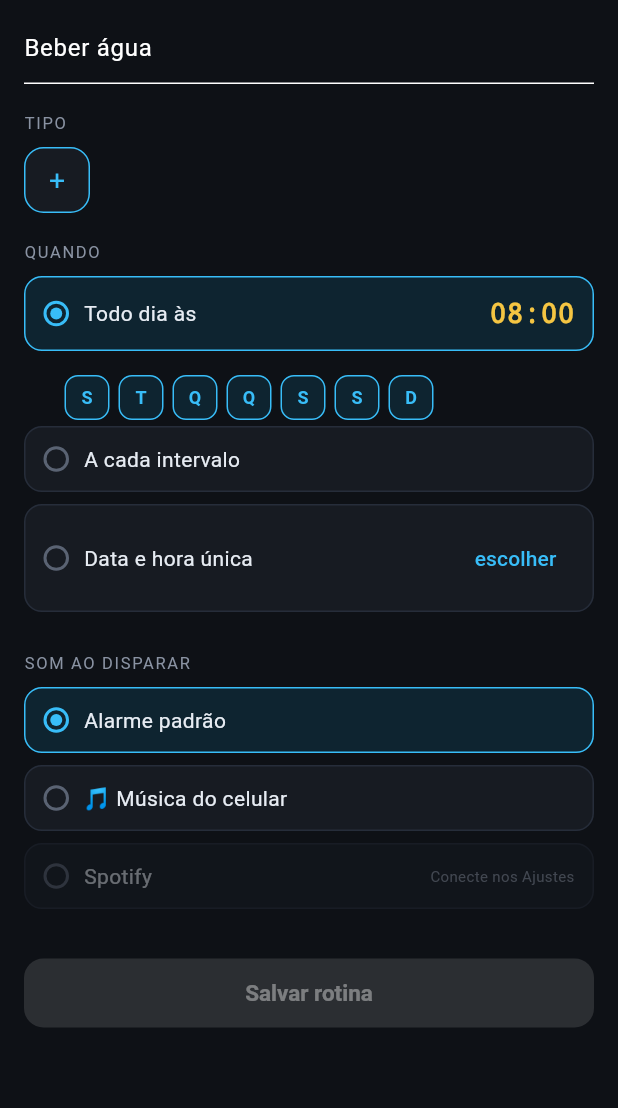
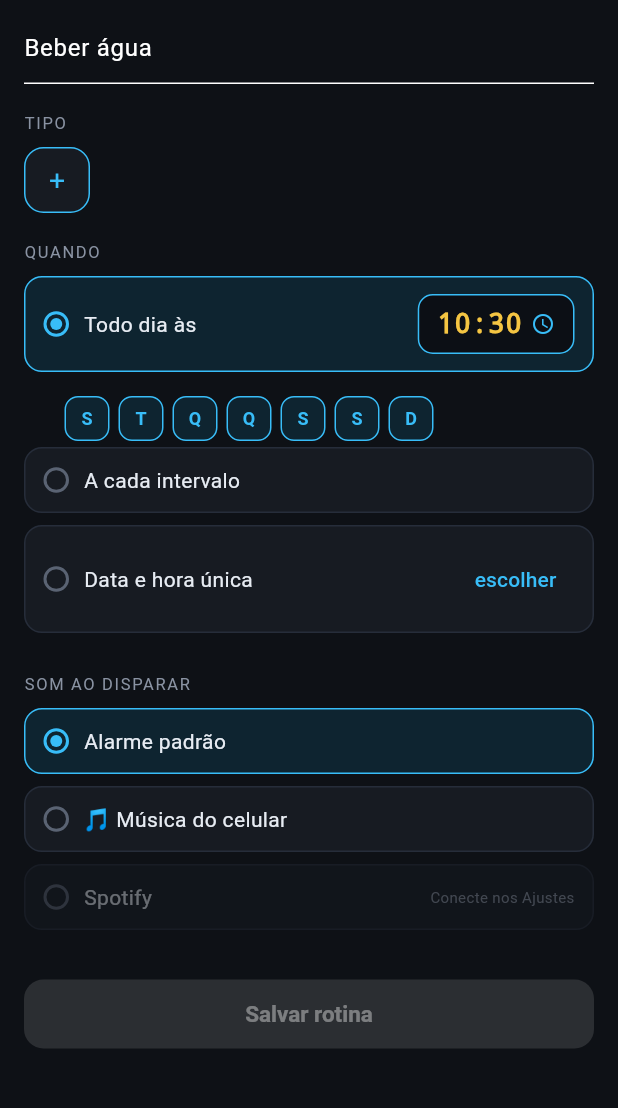
Before and after one commit to sayuno/Raccoon.Timer, a Flutter app: the RoutineEditorScreen screen opened directly, on a phone screen of 412 x 824 dp, the part 120-1228 px from its top. Run offline on Flutter 3.47's test engine with Material 3 defaults, Android fonts, the phone set to English and light mode, and no system bars; our stand-ins replace drift, file_picker, flutter_local_notifications, flutter_riverpod, flutter_timezone, just_audio and 1 more; accounts and stored records are empty; generated files the repository leaves out were written again.

Commit message:
fix(qa): resolve owner-reported bugs + wire real alarm firing
- interval countdown wrong (37h): stop leaking daily weekday mask into interval
  (editor saves mask for daily only; _nextInterval is pure now+step)
- restart countdown: same root fixed; rebase now visibly works
- no sound: bundle synthesized assets/sounds/alarm1.wav + wire scheduling
- Spotify: enable in editor when connected (spotifyConnectedProvider); playback
  still a documented stub (needs Spotify Developer app + App Remote SDK)
- daily time: defaults to now (not fixed 08:00) + clearly tappable time chip

QA follow-ups:
- BLOCKER: route notification tap/full-screen-intent -> FireScreen (plays the
  routine's chosen sound); handle cold-start launch payload via navigatorKey
- timezone: set device local zone (flutter_timezone); plain-daily self-repeats
  via matchDateTimeComponents even when app killed
- edits no longer reset createdAt; prune logs >30d on startup

flutter analyze: clean. arm64 release APK builds (21.4MB).

Co-Authored-By: Claude Opus 4.8 (1M context) <noreply@anthropic.com>

```diff
--- a/lib/app.dart
+++ b/lib/app.dart
@@ -2,6 +2,10 @@ import 'package:flutter/material.dart';
 
 import 'features/home/home_screen.dart';
 import 'theme/app_theme.dart';
+
+/// Global navigator so a fired notification can route to the FireScreen from
+/// outside the widget tree.
+final navigatorKey = GlobalKey<NavigatorState>();
 
 class RaccoonTimerApp extends StatelessWidget {
   const RaccoonTimerApp({super.key});
@@ -11,6 +15,7 @@ class RaccoonTimerApp extends StatelessWidget {
     return MaterialApp(
       title: 'Raccoon Timer',
       debugShowCheckedModeBanner: false,
+      navigatorKey: navigatorKey,
       theme: buildDarkTheme(),
       home: const HomeScreen(),
     );
--- a/lib/features/home/home_screen.dart
+++ b/lib/features/home/home_screen.dart
@@ -14,6 +14,7 @@ class HomeScreen extends ConsumerWidget {
 
   @override
   Widget build(BuildContext context, WidgetRef ref) {
+    ref.watch(appStartupProvider); // one-time: permissions + reschedule
     final routinesAsync = ref.watch(routinesProvider);
     final typesAsync = ref.watch(typesProvider);
     final nowMs = ref.watch(tickerProvider).value ?? DateTime.now().millisecondsSinceEpoch;
--- a/lib/features/routine_editor/routine_editor_screen.dart
+++ b/lib/features/routine_editor/routine_editor_screen.dart
@@ -21,7 +21,7 @@ class _RoutineEditorScreenState extends ConsumerState<RoutineEditorScreen> {
   late final TextEditingController _name;
   int? _typeId;
   ScheduleMode _mode = ScheduleMode.daily;
-  TimeOfDay _dailyTime = const TimeOfDay(hour: 8, minute: 0);
+  TimeOfDay _dailyTime = TimeOfDay.now();
   int _weekdaysMask = 0; // 0 = every day
   int _intervalHours = 2;
   int _intervalMinutes = 0;
@@ -75,7 +75,9 @@ class _RoutineEditorScreenState extends ConsumerState<RoutineEditorScreen> {
       oneShotAt: Value(_mode == ScheduleMode.oneShot ? _oneShotAt?.millisecondsSinceEpoch : null),
       intervalHours: Value(_mode == ScheduleMode.interval ? _intervalHours : null),
       intervalMinutes: Value(_mode == ScheduleMode.interval ? _intervalMinutes : null),
-      weekdaysMask: Value(_weekdaysMask == 0 ? null : _weekdaysMask),
+      // Weekday filter only belongs to daily mode; never leak it to interval/one-shot.
+      weekdaysMask:
+          Value(_mode == ScheduleMode.daily && _weekdaysMask != 0 ? _weekdaysMask : null),
       soundSourceId: Value(_soundSourceId),
       soundRef: Value(_soundRef),
       soundLabel: Value(_soundLabel),
@@ -141,6 +143,7 @@ class _RoutineEditorScreenState extends ConsumerState<RoutineEditorScreen> {
           _SoundPicker(
             sourceId: _soundSourceId,
             soundLabel: _soundLabel,
+            spotifyConnected: ref.watch(spotifyConnectedProvider).value ?? false,
             onSource: (id) => setState(() => _soundSourceId = id),
             onPickLocal: _pickLocalSound,
           ),
@@ -298,11 +301,27 @@ class _WhenPicker extends StatelessWidget {
         child: Row(children: [
           const Text('Todo dia às'),
           const Spacer(),
-          GestureDetector(
-            onTap: onDailyTime,
-            child: Text(
-              '${dailyTime.hour.toString().padLeft(2, '0')}:${dailyTime.minute.toString().padLeft(2, '0')}',
-              style: kCountdownStyle.copyWith(fontSize: 18),
+          InkWell(
+            borderRadius: BorderRadius.circular(10),
+            onTap: () {
+              onMode(ScheduleMode.daily);
+              onDailyTime();
+            },
+            child: Container(
+              padding: const EdgeInsets.symmetric(horizontal: 12, vertical: 6),
+              decoration: BoxDecoration(
+                color: const Color(0xFF0C0F15),
+                borderRadius: BorderRadius.circular(10),
+                border: Border.all(color: AppColors.cyan),
+              ),
+              child: Row(mainAxisSize: MainAxisSize.min, children: [
+                Text(
+                  '${dailyTime.hour.toString().padLeft(2, '0')}:${dailyTime.minute.toString().padLeft(2, '0')}',
+                  style: kCountdownStyle.copyWith(fontSize: 18),
+                ),
+                const SizedBox(width: 6),
+                const Icon(Icons.schedule, size: 16, color: AppColors.cyan),
+              ]),
             ),
           ),
         ]),
@@ -470,9 +489,14 @@ class _Stepper extends StatelessWidget {
 
 class _SoundPicker extends StatelessWidget {
   const _SoundPicker(
-      {required this.sourceId, required this.soundLabel, required this.onSource, required this.onPickLocal});
+      {required this.sourceId,
+      required this.soundLabel,
+      required this.spotifyConnected,
+      required this.onSource,
+      required this.onPickLocal});
   final int sourceId;
   final String? soundLabel;
+  final bool spotifyConnected;
   final ValueChanged<int> onSource;
   final VoidCallback onPickLocal;
 
@@ -500,15 +524,17 @@ class _SoundPicker extends StatelessWidget {
         ]),
       ),
       Opacity(
-        opacity: 0.42,
+        opacity: spotifyConnected ? 1 : 0.42,
         child: _Radio(
-          selected: false,
-          onTap: () {},
-          child: Row(children: const [
-            Text('Spotify'),
-            Spacer(),
-            Text('Conecte nos Ajustes',
-                style: TextStyle(color: AppColors.muted, fontSize: 10)),
+          selected: sourceId == 3,
+          onTap: spotifyConnected ? () => onSource(3) : () {},
+          child: Row(children: [
+            const Text('Spotify'),
+            const Spacer(),
+            Text(
+              spotifyConnected ? 'faixa: em breve' : 'Conecte nos Ajustes',
+              style: const TextStyle(color: AppColors.muted, fontSize: 10),
+            ),
           ]),
         ),
       ),
--- a/lib/features/settings/settings_screen.dart
+++ b/lib/features/settings/settings_screen.dart
@@ -33,6 +33,7 @@ class _SettingsScreenState extends ConsumerState<SettingsScreen> {
     final db = ref.read(databaseProvider);
     final next = !_spotifyConnected;
     await db.setSetting('spotify_connected', next ? '1' : '0');
+    ref.invalidate(spotifyConnectedProvider);
     setState(() => _spotifyConnected = next);
   }
 
--- a/lib/services/audio_service.dart
+++ b/lib/services/audio_service.dart
@@ -12,7 +12,7 @@ class AudioService {
 
   final _player = AudioPlayer();
 
-  static const _defaultAsset = 'assets/sounds/alarm1.mp3';
+  static const _defaultAsset = 'assets/sounds/alarm1.wav';
 
   /// [sourceId]: 1 = default_alarm, 2 = local, 3 = spotify.
   Future<void> play({
--- a/pubspec.yaml
+++ b/pubspec.yaml
@@ -45,6 +45,7 @@ dependencies:
   flutter_secure_storage: ^10.3.1
   intl: ^0.20.3
   timezone: ^0.11.1
+  flutter_timezone: ^5.1.0
 
 dev_dependencies:
   flutter_test:
```
Also changed, not shown: lib/core/schedule.dart (+15 -22 lines), lib/data/database.dart (+7 -0 lines), lib/data/providers.dart (+52 -4 lines), lib/main.dart (+34 -2 lines), lib/services/notification_service.dart (+24 -0 lines), pubspec.lock, 1 other file.
